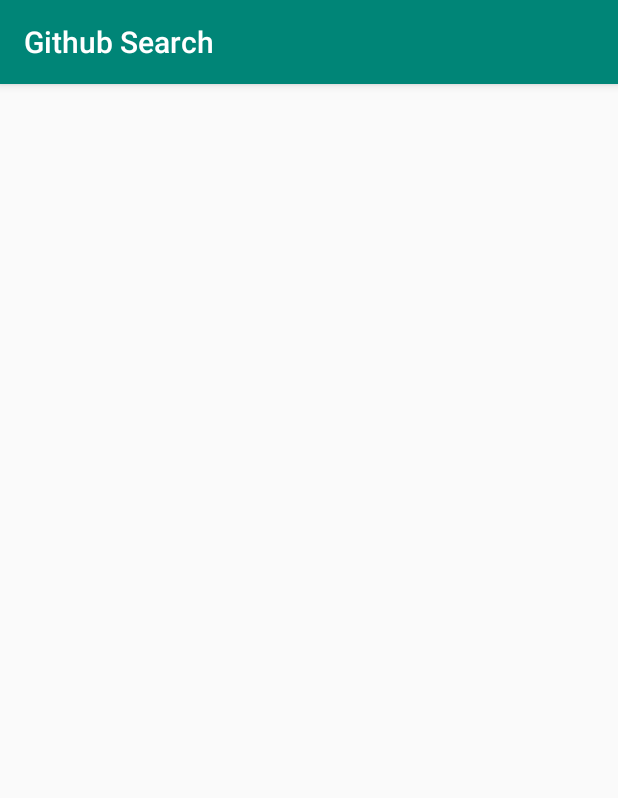
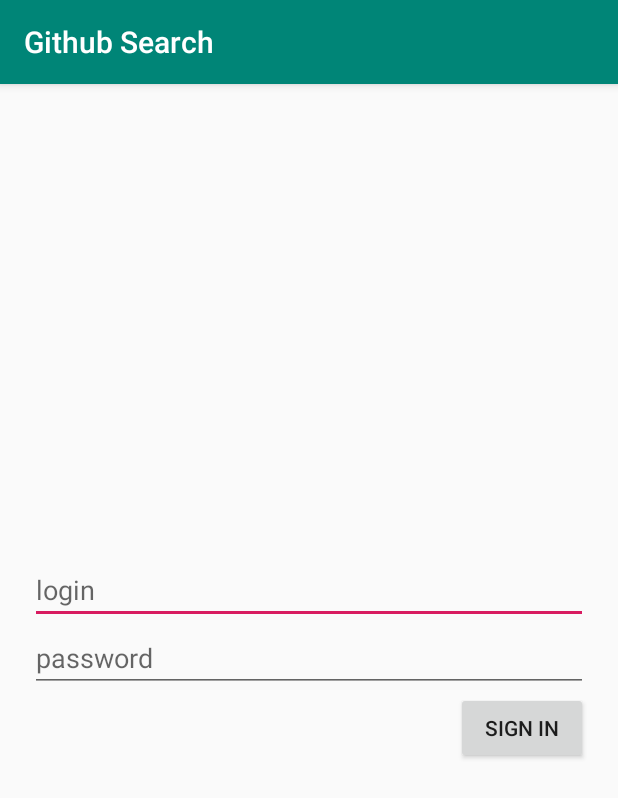
Before and after one commit to salonkasoli/github-search, an Android app: the SignInActivity screen opened directly, with no data from a screen before it, on a phone screen of 412 x 824 dp. Shown: the top 798 px of the screen. Run offline under Robolectric (Android 15) with nearby library versions, the phone set to English and light mode, and no system bars.

Commit message:
add more context to signinactivity

```diff
--- a/app/src/main/AndroidManifest.xml
+++ b/app/src/main/AndroidManifest.xml
@@ -16,7 +16,7 @@
                 <category android:name="android.intent.category.LAUNCHER"/>
             </intent-filter>
         </activity>
-        <activity android:name=".login.SignInActivity"/>
+        <activity android:name=".signin.SignInActivity"/>
     </application>
 
 </manifest>
--- a/app/src/main/java/com/github/salonkasoli/githubsearch/MainActivity.kt
+++ b/app/src/main/java/com/github/salonkasoli/githubsearch/MainActivity.kt
@@ -4,7 +4,7 @@ import android.content.Intent
 import androidx.appcompat.app.AppCompatActivity
 import android.os.Bundle
 import android.widget.Button
-import com.github.salonkasoli.githubsearch.login.SignInActivity
+import com.github.salonkasoli.githubsearch.signin.SignInActivity
 
 class MainActivity : AppCompatActivity() {
 
--- /dev/null
+++ b/app/src/main/java/com/github/salonkasoli/githubsearch/signin/SignInActivity.kt
@@ -0,0 +1,23 @@
+package com.github.salonkasoli.githubsearch.signin
+
+import android.os.Bundle
+import android.widget.Button
+import android.widget.EditText
+import android.widget.Toast
+import androidx.appcompat.app.AppCompatActivity
+import com.github.salonkasoli.githubsearch.R
+
+class SignInActivity : AppCompatActivity() {
+
+    override fun onCreate(savedInstanceState: Bundle?) {
+        super.onCreate(savedInstanceState)
+        setContentView(R.layout.activity_sign_in)
+        val loginEditText = findViewById<EditText>(R.id.login_edit_text)
+        val passwordEditText = findViewById<EditText>(R.id.password_edit_text)
+        findViewById<Button>(R.id.sign_in_button).setOnClickListener {
+            // here we should auth user
+            Toast.makeText(this, loginEditText.text.toString() + " " + passwordEditText.text.toString(), Toast.LENGTH_SHORT).show()
+        }
+    }
+
+}
```
Also changed, not shown: app/src/main/java/com/github/salonkasoli/githubsearch/login/SignInActivity.kt (deleted, +0 -7 lines).
